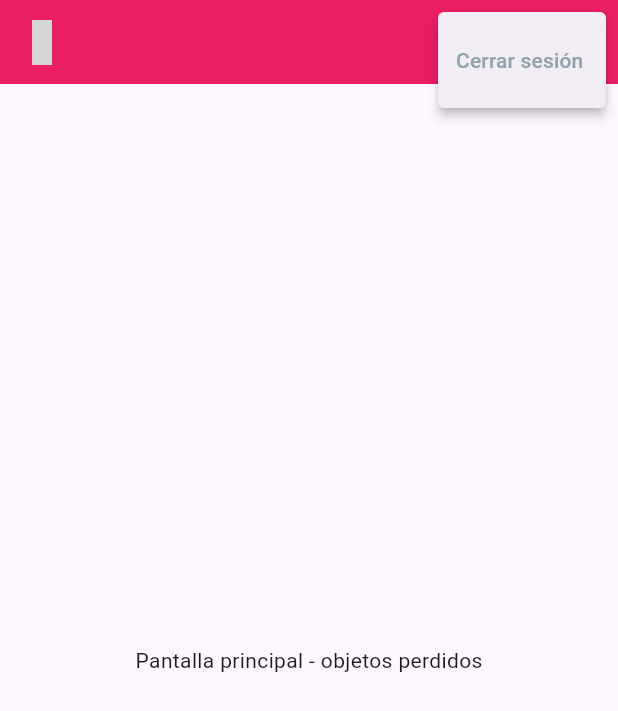
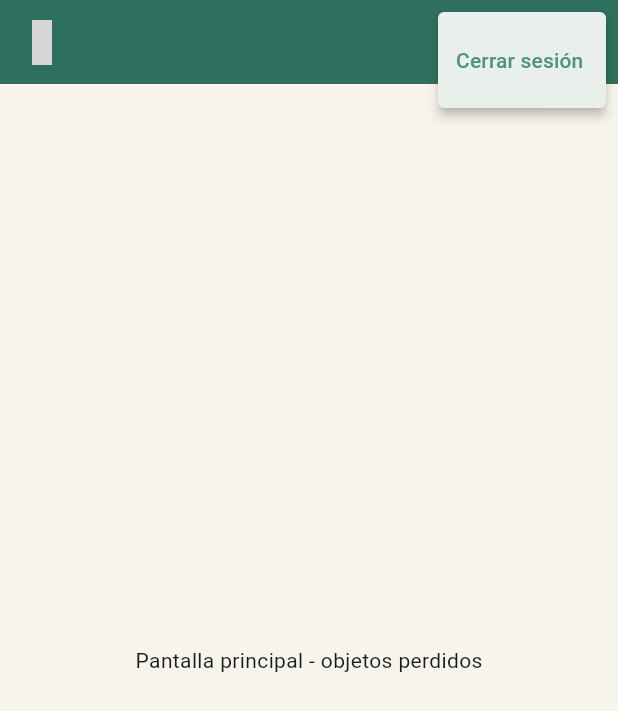
Before and after one commit to ConnyVC/ObjetosPerdidos-DAM, a Flutter app: the screen it shows once a user with an empty profile is signed in, after a tap on the "more vert" icon, on a phone screen of 412 x 824 dp. Shown: the top 711 px of the screen. Run offline on Flutter 3.47's test engine with Material 3 defaults, Android fonts, the phone set to English and light mode, and no system bars; our stand-ins replace cloud_firestore, firebase_auth, firebase_core, flutter_material_design_icons, google_sign_in; accounts and stored records are empty; grey boxes are pictures that could not be loaded.

Commit message:
Agregar paleta de colores y actualizar encabezado

```diff
--- /dev/null
+++ b/lib/constants.dart
@@ -0,0 +1,9 @@
+import 'package:flutter/material.dart';
+
+class AppColors {
+  static const Color primario = Color(0xFF2E6F5E);
+  static const Color secundario = Color(0xFF4F9380);
+  static const Color terciario = Color(0xFF9E3B4B);
+  static const Color fondo = Color(0xFFF7F4EC);
+  static const Color textoOscuro = Color(0xFF1B362D);
+}
--- a/lib/main.dart
+++ b/lib/main.dart
@@ -2,6 +2,8 @@ import 'package:firebase_core/firebase_core.dart';
 import 'package:flutter/material.dart';
 import 'package:objetos_perdidos/pages/auth_wrapper.dart';
 import 'package:objetos_perdidos/pages/home_page.dart';
+
+import 'constants.dart';
 
 void main() async {
   WidgetsFlutterBinding.ensureInitialized();
@@ -34,7 +36,8 @@ class MyApp extends StatelessWidget {
         //
         // This works for code too, not just values: Most code changes can be
         // tested with just a hot reload.
-        colorScheme: .fromSeed(seedColor: Colors.deepPurple),
+        colorScheme: ColorScheme.fromSeed(seedColor: AppColors.primario),
+        scaffoldBackgroundColor: AppColors.fondo,
       ),
       home: const AuthWrapper(),
     );
--- a/lib/pages/home_page.dart
+++ b/lib/pages/home_page.dart
@@ -1,5 +1,6 @@
 import 'package:flutter/material.dart';
 import 'package:flutter_material_design_icons/flutter_material_design_icons.dart';
+import 'package:objetos_perdidos/constants.dart';
 import 'package:objetos_perdidos/services/auth_service.dart';
 import 'package:google_sign_in/google_sign_in.dart';
 import 'package:firebase_auth/firebase_auth.dart';
@@ -29,11 +30,15 @@ class _HomePageState extends State<HomePage> {
   Widget build(BuildContext context) {
     return Scaffold(
       appBar: AppBar(
-        backgroundColor: Colors.pink.shade500,
-        leading: Icon(MdiIcons.bagPersonal, size: 30, color: Colors.white),
+        backgroundColor: AppColors.primario,
+        leading: Icon(
+          MdiIcons.bagPersonal,
+          size: 30,
+          color: AppColors.terciario,
+        ),
         title: Text(
-          user?.email ?? "Cargando datos...",
-          style: TextStyle(color: Colors.white, fontSize: 20),
+          user?.displayName ?? "Cargando datos...",
+          style: TextStyle(color: AppColors.fondo, fontSize: 20),
         ),
         actions: [
           PopupMenuButton(
@@ -41,13 +46,13 @@ class _HomePageState extends State<HomePage> {
               await GoogleSignIn().signOut();
               await FirebaseAuth.instance.signOut();
             },
-            iconColor: Colors.white,
+            iconColor: AppColors.fondo,
             itemBuilder: (context) => [
               PopupMenuItem(
                 value: 'logout',
                 child: Text(
                   'Cerrar sesión',
-                  style: TextStyle(color: Colors.blueGrey.shade300),
+                  style: TextStyle(color: AppColors.secundario),
                 ),
               ),
             ],
--- a/lib/pages/login_page.dart
+++ b/lib/pages/login_page.dart
@@ -2,6 +2,7 @@ import 'package:firebase_auth/firebase_auth.dart';
 import 'package:flutter/material.dart';
 import 'package:flutter_material_design_icons/flutter_material_design_icons.dart';
 import 'package:google_sign_in/google_sign_in.dart';
+import 'package:objetos_perdidos/constants.dart';
 
 class LoginPage extends StatefulWidget {
   const LoginPage({super.key});
@@ -17,7 +18,7 @@ class _LoginPageState extends State<LoginPage> {
   @override
   Widget build(BuildContext context) {
     return Scaffold(
-      backgroundColor: Colors.pinkAccent.shade200,
+      backgroundColor: AppColors.secundario,
       body: Center(
         child: Container(
           padding: EdgeInsets.all(15),
@@ -82,13 +83,13 @@ class _LoginPageState extends State<LoginPage> {
                     }
                   },
                   style: ElevatedButton.styleFrom(
-                    backgroundColor: Colors.blue,
+                    backgroundColor: AppColors.secundario,
                     padding: EdgeInsets.symmetric(vertical: 12),
                   ),
-                  icon: Icon(MdiIcons.heart, color: Colors.white),
+                  icon: Icon(MdiIcons.heart, color: AppColors.terciario),
                   label: Text(
                     'Continuar con google',
-                    style: TextStyle(color: Colors.white),
+                    style: TextStyle(color: AppColors.fondo),
                   ),
                 ),
               ),
@@ -104,11 +105,11 @@ class _LoginPageState extends State<LoginPage> {
                       ),
                       child: Row(
                         children: [
-                          Icon(MdiIcons.alert, color: Colors.red),
+                          Icon(MdiIcons.alert, color: AppColors.terciario),
                           SizedBox(width: 10),
                           Text(
                             mensajeError,
-                            style: TextStyle(color: Colors.red),
+                            style: TextStyle(color: AppColors.terciario),
                           ),
                         ],
                       ),
```
